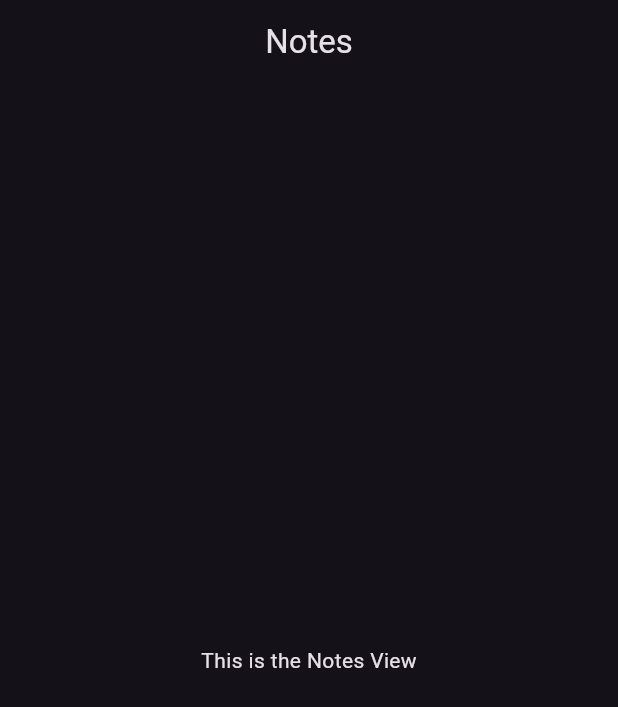
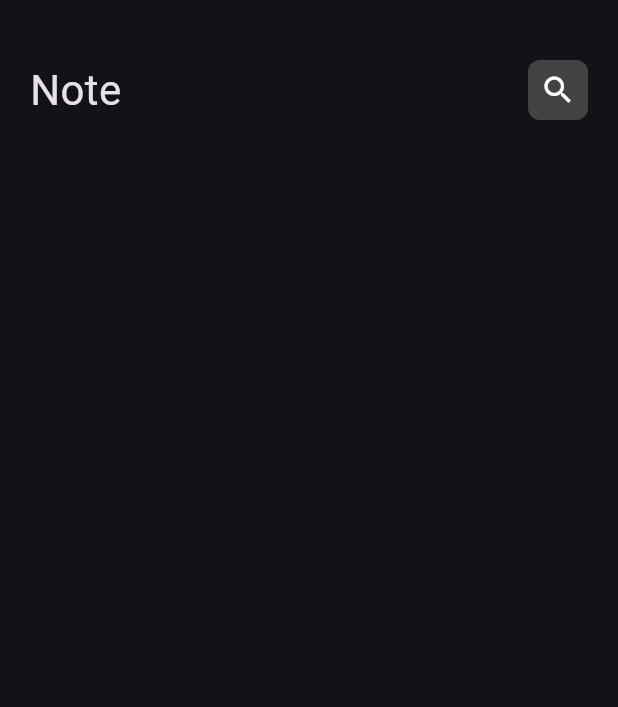
Before and after one commit to beshoyArmia/notes_app2, a Flutter app: the screen it shows after launch, on a phone screen of 412 x 824 dp. Shown: the top 707 px of the screen. Run offline on Flutter 3.47's test engine with Material 3 defaults, Android fonts, the phone set to English and light mode, and no system bars.

Commit message:
Refactor NotesView to use NotesViewBody and add CustomAppbar widget

```diff
--- a/lib/Views/notes_view.dart
+++ b/lib/Views/notes_view.dart
@@ -1,13 +1,11 @@
 import 'package:flutter/material.dart';
+import 'package:not/Views/widgets/notes_view_body.dart';
 
 class NotesView extends StatelessWidget {
   const NotesView({super.key});
 
   @override
   Widget build(BuildContext context) {
-    return Scaffold(
-      appBar: AppBar(title: const Text('Notes'), centerTitle: true),
-      body: const Center(child: Text('This is the Notes View')),
-    );
+    return Scaffold(body: const NotesViewBody());
   }
 }
--- /dev/null
+++ b/lib/Views/widgets/custom_appbar.dart
@@ -0,0 +1,18 @@
+import 'package:flutter/material.dart';
+import 'package:not/Views/widgets/custom_search_icon.dart';
+
+class CustomAppbar extends StatelessWidget {
+  const CustomAppbar({super.key});
+
+  @override
+  Widget build(BuildContext context) {
+    return Row(
+      mainAxisAlignment: MainAxisAlignment.spaceBetween,
+      children: const [
+        Text('Note', style: TextStyle(fontSize: 28)),
+
+        CustomSearchIcon(),
+      ],
+    );
+  }
+}
--- /dev/null
+++ b/lib/Views/widgets/custom_search_icon.dart
@@ -0,0 +1,17 @@
+import 'package:flutter/material.dart';
+
+class CustomSearchIcon extends StatelessWidget {
+  const CustomSearchIcon({super.key});
+
+  @override
+  Widget build(BuildContext context) {
+    return Container(
+      padding: const EdgeInsets.all(8),
+      decoration: BoxDecoration(
+        color: Colors.grey[800],
+        borderRadius: BorderRadius.circular(8),
+      ),
+      child: const Icon(Icons.search, color: Colors.white),
+    );
+  }
+}
--- /dev/null
+++ b/lib/Views/widgets/notes_view_body.dart
@@ -0,0 +1,18 @@
+import 'package:flutter/material.dart';
+import 'package:not/Views/widgets/custom_appbar.dart';
+
+class NotesViewBody extends StatelessWidget {
+  const NotesViewBody({super.key});
+
+  @override
+  Widget build(BuildContext context) {
+    return Column(
+      children: const [
+        Padding(
+          padding: EdgeInsets.fromLTRB(20, 40, 20, 20),
+          child: CustomAppbar(),
+        ),
+      ],
+    );
+  }
+}
```
